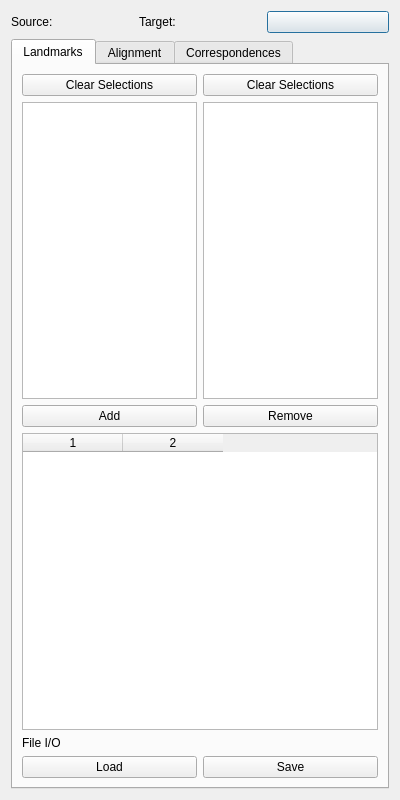
Before: the Qt Designer form topo-blend/landmarks_dialog.ui in ialhashim/topo-blend, drawn with Qt 5.
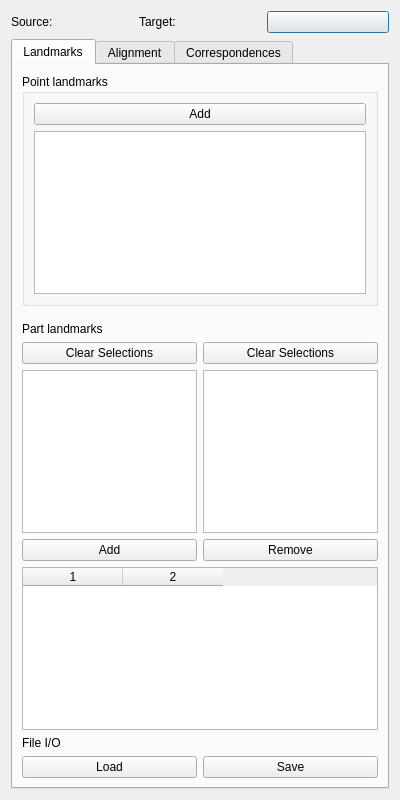
After: the same form once the commit is applied. The open tabs and pages were chosen to show the change. Icons and pictures are not drawn.

Commit message: [Corr.] Added point landmarks selection and visualization. Next: compute landmark feature for each part and use it for correspondence.

```diff
--- a/topo-blend/landmarks_dialog.ui
+++ b/topo-blend/landmarks_dialog.ui
@@ -64,14 +64,14 @@
    <item row="1" column="0">
     <widget class="QTabWidget" name="tabWidget">
      <property name="currentIndex">
-      <number>1</number>
+      <number>0</number>
      </property>
      <widget class="QWidget" name="tab">
       <attribute name="title">
        <string>Landmarks</string>
       </attribute>
       <layout class="QGridLayout" name="gridLayout_4">
-       <item row="0" column="0">
+       <item row="4" column="0">
         <widget class="QPushButton" name="sClearButton">
          <property name="text">
           <string>Clear Selections</string>
@@ -82,7 +82,7 @@
          </property>
         </widget>
        </item>
-       <item row="0" column="1">
+       <item row="4" column="1">
         <widget class="QPushButton" name="tClearButton">
          <property name="text">
           <string>Clear Selections</string>
@@ -93,21 +93,21 @@
          </property>
         </widget>
        </item>
-       <item row="1" column="0">
+       <item row="5" column="0">
         <widget class="QListWidget" name="sList">
          <property name="selectionMode">
           <enum>QAbstractItemView::MultiSelection</enum>
          </property>
         </widget>
        </item>
-       <item row="1" column="1">
+       <item row="5" column="1">
         <widget class="QListWidget" name="tList">
          <property name="selectionMode">
           <enum>QAbstractItemView::MultiSelection</enum>
          </property>
         </widget>
        </item>
-       <item row="2" column="0">
+       <item row="6" column="0">
         <widget class="QPushButton" name="addButton">
          <property name="text">
           <string>Add</string>
@@ -118,7 +118,7 @@
          </property>
         </widget>
        </item>
-       <item row="2" column="1">
+       <item row="6" column="1">
         <widget class="QPushButton" name="removeButton">
          <property name="text">
           <string>Remove</string>
@@ -129,7 +129,7 @@
          </property>
         </widget>
        </item>
-       <item row="3" column="0" colspan="2">
+       <item row="7" column="0" colspan="2">
         <widget class="QTableWidget" name="landmarksTable">
          <property name="selectionMode">
           <enum>QAbstractItemView::ContiguousSelection</enum>
@@ -147,14 +147,14 @@
          <column/>
         </widget>
        </item>
-       <item row="4" column="0">
+       <item row="8" column="0">
         <widget class="QLabel" name="label_3">
          <property name="text">
           <string>File I/O</string>
          </property>
         </widget>
        </item>
-       <item row="5" column="0">
+       <item row="9" column="0">
         <widget class="QPushButton" name="loadButton">
          <property name="text">
           <string>Load</string>
@@ -165,7 +165,7 @@
          </property>
         </widget>
        </item>
-       <item row="5" column="1">
+       <item row="9" column="1">
         <widget class="QPushButton" name="saveButton">
          <property name="text">
           <string>Save</string>
@@ -176,6 +176,49 @@
          </property>
         </widget>
        </item>
+       <item row="0" column="0" colspan="2">
+        <widget class="QGroupBox" name="groupBox_2">
+         <property name="title">
+          <string>Point landmarks</string>
+         </property>
+         <layout class="QGridLayout" name="gridLayout_6">
+          <item row="0" column="0">
+           <widget class="QPushButton" name="addPointLandmarkButton">
+            <property name="text">
+             <string>Add</string>
+            </property>
+           </widget>
+          </item>
+          <item row="1" column="0">
+           <widget class="QListWidget" name="pointLandmarksList">
+            <property name="selectionMode">
+             <enum>QAbstractItemView::ContiguousSelection</enum>
+            </property>
+           </widget>
+          </item>
+         </layout>
+        </widget>
+       </item>
+       <item row="2" column="0">
+        <spacer name="verticalSpacer_3">
+         <property name="orientation">
+          <enum>Qt::Vertical</enum>
+         </property>
+         <property name="sizeHint" stdset="0">
+          <size>
+           <width>20</width>
+           <height>40</height>
+          </size>
+         </property>
+        </spacer>
+       </item>
+       <item row="3" column="0">
+        <widget class="QLabel" name="label_8">
+         <property name="text">
+          <string>Part landmarks</string>
+         </property>
+        </widget>
+       </item>
       </layout>
      </widget>
      <widget class="QWidget" name="tab_3">
```
The commit also changes 12 other files.
